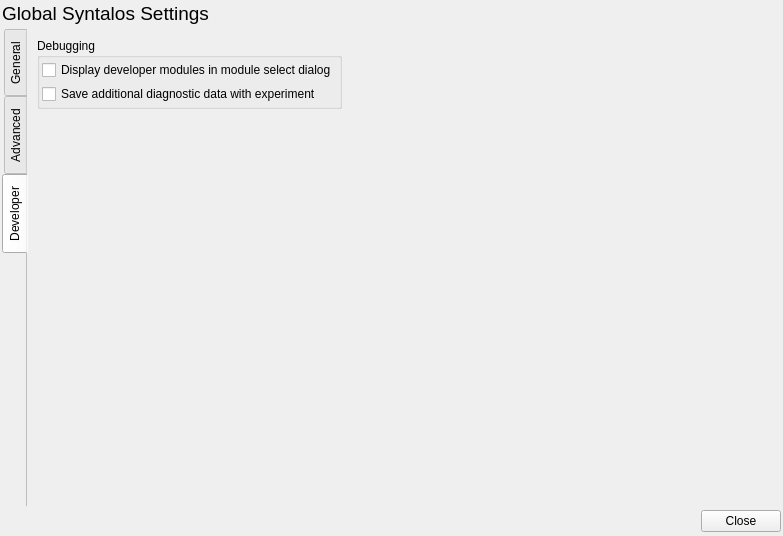
Above: src/globalconfigdialog.ui from syntalos/syntalos before the change. Below: the same form after it.
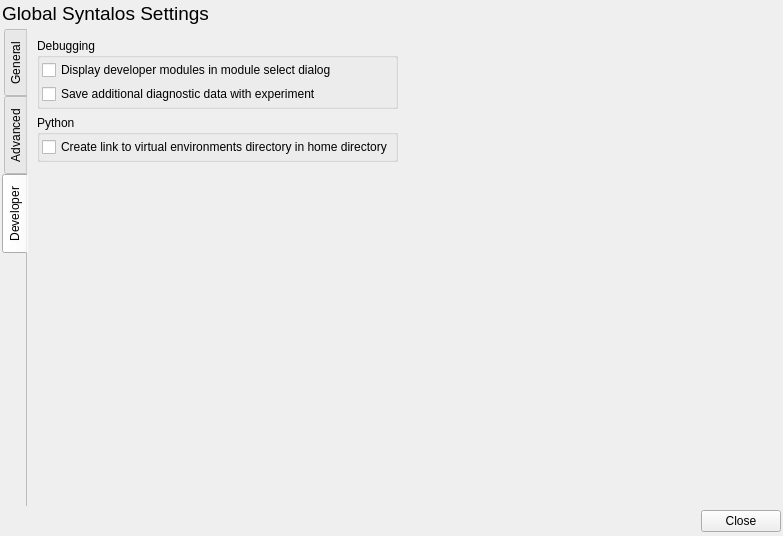
That is the form after the change. The open tabs and pages were chosen to show the change. Icons and pictures are not drawn.

Commit message: py: Add setting to create a convenience link to Syntalos venv directory

```diff
--- a/src/globalconfigdialog.ui
+++ b/src/globalconfigdialog.ui
@@ -383,6 +383,37 @@
             </layout>
            </widget>
           </item>
+          <item>
+           <widget class="QGroupBox" name="groupBox_4">
+            <property name="title">
+             <string>Python</string>
+            </property>
+            <layout class="QVBoxLayout" name="verticalLayout_8">
+             <property name="spacing">
+              <number>4</number>
+             </property>
+             <property name="leftMargin">
+              <number>2</number>
+             </property>
+             <property name="topMargin">
+              <number>2</number>
+             </property>
+             <property name="rightMargin">
+              <number>2</number>
+             </property>
+             <property name="bottomMargin">
+              <number>2</number>
+             </property>
+             <item>
+              <widget class="QCheckBox" name="cbPythonCreateVEnvLink">
+               <property name="text">
+                <string>Create link to virtual environments directory in home directory</string>
+               </property>
+              </widget>
+             </item>
+            </layout>
+           </widget>
+          </item>
           <item>
            <spacer name="verticalSpacer">
             <property name="orientation">
```
Left out of the diff: 2 changed lines with no effect on the pictures. The commit also changes 6 other files.
